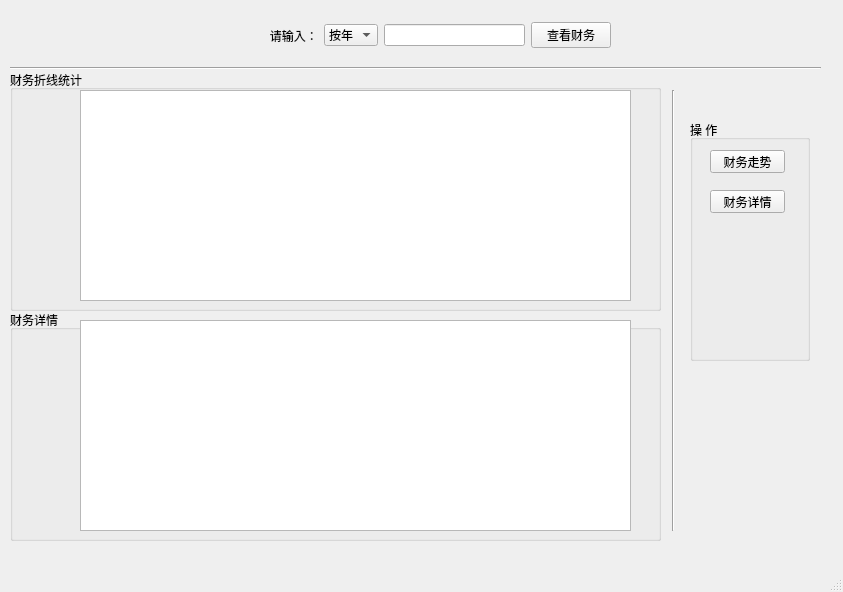
This is Python_tensorflow_LicensePlate/front/finance_Ui.ui in handsomeyaqiang/plate_number_of_company_parking_lot as Qt 5 draws it before an edit. The edited form follows.
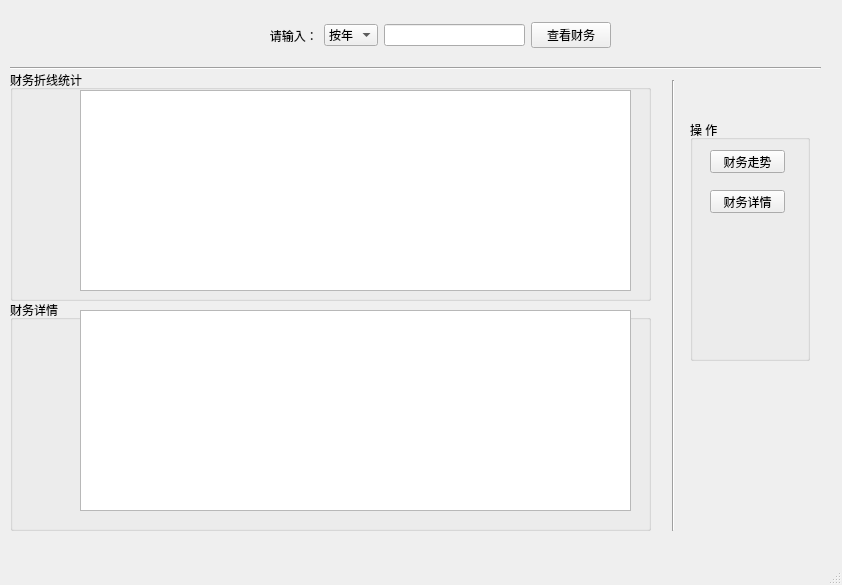
This is the edited form.

The edit to the form file:
```diff
--- a/Python_tensorflow_LicensePlate/front/finance_Ui.ui
+++ b/Python_tensorflow_LicensePlate/front/finance_Ui.ui
@@ -6,8 +6,8 @@
    <rect>
     <x>0</x>
     <y>0</y>
-    <width>843</width>
-    <height>592</height>
+    <width>842</width>
+    <height>585</height>
    </rect>
   </property>
   <property name="windowTitle">
@@ -92,9 +92,9 @@
     <property name="geometry">
      <rect>
       <x>663</x>
-      <y>90</y>
+      <y>80</y>
       <width>20</width>
-      <height>441</height>
+      <height>451</height>
      </rect>
     </property>
     <property name="orientation">
@@ -145,8 +145,8 @@
      <rect>
       <x>10</x>
       <y>70</y>
-      <width>651</width>
-      <height>241</height>
+      <width>641</width>
+      <height>231</height>
      </rect>
     </property>
     <property name="title">
@@ -158,7 +158,7 @@
        <x>70</x>
        <y>20</y>
        <width>551</width>
-       <height>211</height>
+       <height>201</height>
       </rect>
      </property>
     </widget>
@@ -167,8 +167,8 @@
     <property name="geometry">
      <rect>
       <x>10</x>
-      <y>310</y>
-      <width>651</width>
+      <y>300</y>
+      <width>641</width>
       <height>231</height>
      </rect>
     </property>
@@ -181,11 +181,33 @@
        <x>70</x>
        <y>10</y>
        <width>551</width>
-       <height>211</height>
+       <height>201</height>
       </rect>
      </property>
     </widget>
    </widget>
+   <widget class="QLabel" name="label_3">
+    <property name="geometry">
+     <rect>
+      <x>3</x>
+      <y>70</y>
+      <width>661</width>
+      <height>471</height>
+     </rect>
+    </property>
+    <property name="text">
+     <string/>
+    </property>
+   </widget>
+   <zorder>line</zorder>
+   <zorder>horizontalLayoutWidget</zorder>
+   <zorder>label_2</zorder>
+   <zorder>line_2</zorder>
+   <zorder>groupBox</zorder>
+   <zorder>groupBox_2</zorder>
+   <zorder>groupBox_3</zorder>
+   <zorder>label_3</zorder>
+   <zorder>label_3</zorder>
   </widget>
   <widget class="QMenuBar" name="menubar">
    <property name="geometry">
```
Left out of the diff: 7 changed lines with no effect on the pictures.
